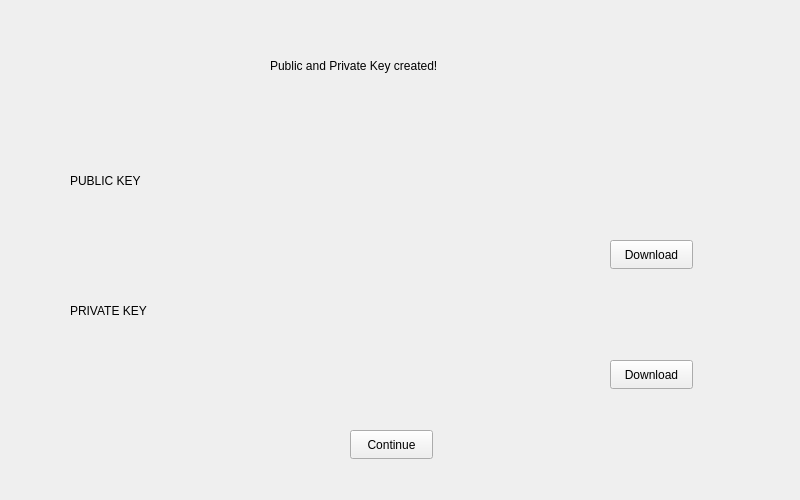
Qt form keygenpage.ui (Elle0-0/CloudWorx-Desktop-Client) before a commit.
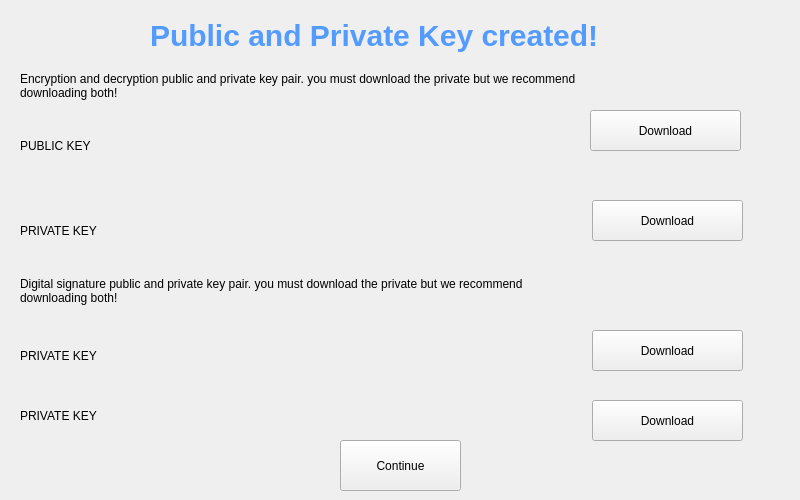
The same form after that commit.

The edit to the form file:
```diff
--- a/keygenpage.ui
+++ b/keygenpage.ui
@@ -16,10 +16,10 @@
   <widget class="QPushButton" name="downloadPrivButton">
    <property name="geometry">
     <rect>
-     <x>610</x>
-     <y>360</y>
-     <width>83</width>
-     <height>29</height>
+     <x>592</x>
+     <y>200</y>
+     <width>151</width>
+     <height>41</height>
     </rect>
    </property>
    <property name="text">
@@ -29,12 +29,18 @@
   <widget class="QLabel" name="label">
    <property name="geometry">
     <rect>
-     <x>270</x>
-     <y>40</y>
-     <width>221</width>
+     <x>150</x>
+     <y>10</y>
+     <width>471</width>
      <height>51</height>
     </rect>
    </property>
+   <property name="styleSheet">
+    <string notr="true">    font-family: &quot;Inter&quot;, sans-serif;
+    color: #549bff;
+    font-size: 30px;
+    font-weight: 600;</string>
+   </property>
    <property name="text">
     <string>Public and Private Key created!</string>
    </property>
@@ -42,10 +48,10 @@
   <widget class="QLabel" name="publickey">
    <property name="geometry">
     <rect>
-     <x>70</x>
-     <y>150</y>
-     <width>641</width>
-     <height>61</height>
+     <x>20</x>
+     <y>110</y>
+     <width>611</width>
+     <height>71</height>
     </rect>
    </property>
    <property name="text">
@@ -55,9 +61,9 @@
   <widget class="QLabel" name="privatekey">
    <property name="geometry">
     <rect>
-     <x>70</x>
-     <y>280</y>
-     <width>641</width>
+     <x>20</x>
+     <y>200</y>
+     <width>611</width>
      <height>61</height>
     </rect>
    </property>
@@ -68,10 +74,10 @@
   <widget class="QPushButton" name="downloadPubButton">
    <property name="geometry">
     <rect>
-     <x>610</x>
-     <y>240</y>
-     <width>83</width>
-     <height>29</height>
+     <x>590</x>
+     <y>110</y>
+     <width>151</width>
+     <height>41</height>
     </rect>
    </property>
    <property name="text">
@@ -81,16 +87,96 @@
   <widget class="QPushButton" name="contiButton">
    <property name="geometry">
     <rect>
-     <x>350</x>
-     <y>430</y>
-     <width>83</width>
-     <height>29</height>
+     <x>340</x>
+     <y>440</y>
+     <width>121</width>
+     <height>51</height>
     </rect>
    </property>
    <property name="text">
     <string>Continue</string>
    </property>
   </widget>
+  <widget class="QLabel" name="label_2">
+   <property name="geometry">
+    <rect>
+     <x>20</x>
+     <y>60</y>
+     <width>761</width>
+     <height>51</height>
+    </rect>
+   </property>
+   <property name="text">
+    <string>Encryption and decryption public and private key pair. you must download the private but we recommend 
+downloading both!</string>
+   </property>
+  </widget>
+  <widget class="QLabel" name="signpriv">
+   <property name="geometry">
+    <rect>
+     <x>20</x>
+     <y>390</y>
+     <width>621</width>
+     <height>51</height>
+    </rect>
+   </property>
+   <property name="text">
+    <string>PRIVATE KEY</string>
+   </property>
+  </widget>
+  <widget class="QLabel" name="signpub">
+   <property name="geometry">
+    <rect>
+     <x>20</x>
+     <y>330</y>
+     <width>611</width>
+     <height>51</height>
+    </rect>
+   </property>
+   <property name="text">
+    <string>PRIVATE KEY</string>
+   </property>
+  </widget>
+  <widget class="QPushButton" name="downloadSignPub">
+   <property name="geometry">
+    <rect>
+     <x>592</x>
+     <y>330</y>
+     <width>151</width>
+     <height>41</height>
+    </rect>
+   </property>
+   <property name="text">
+    <string>Download</string>
+   </property>
+  </widget>
+  <widget class="QPushButton" name="downloadSignPriv">
+   <property name="geometry">
+    <rect>
+     <x>592</x>
+     <y>400</y>
+     <width>151</width>
+     <height>41</height>
+    </rect>
+   </property>
+   <property name="text">
+    <string>Download</string>
+   </property>
+  </widget>
+  <widget class="QLabel" name="label_3">
+   <property name="geometry">
+    <rect>
+     <x>20</x>
+     <y>270</y>
+     <width>711</width>
+     <height>41</height>
+    </rect>
+   </property>
+   <property name="text">
+    <string>Digital signature public and private key pair. you must download the private but we recommend 
+downloading both!</string>
+   </property>
+  </widget>
  </widget>
  <resources/>
  <connections/>
```
